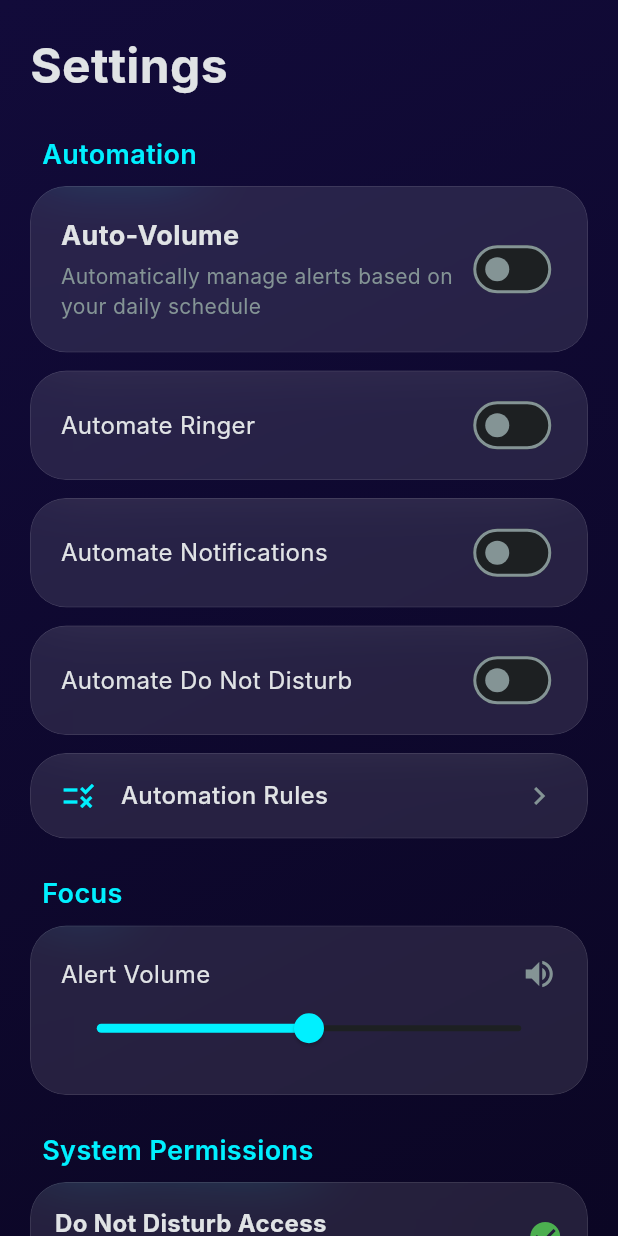
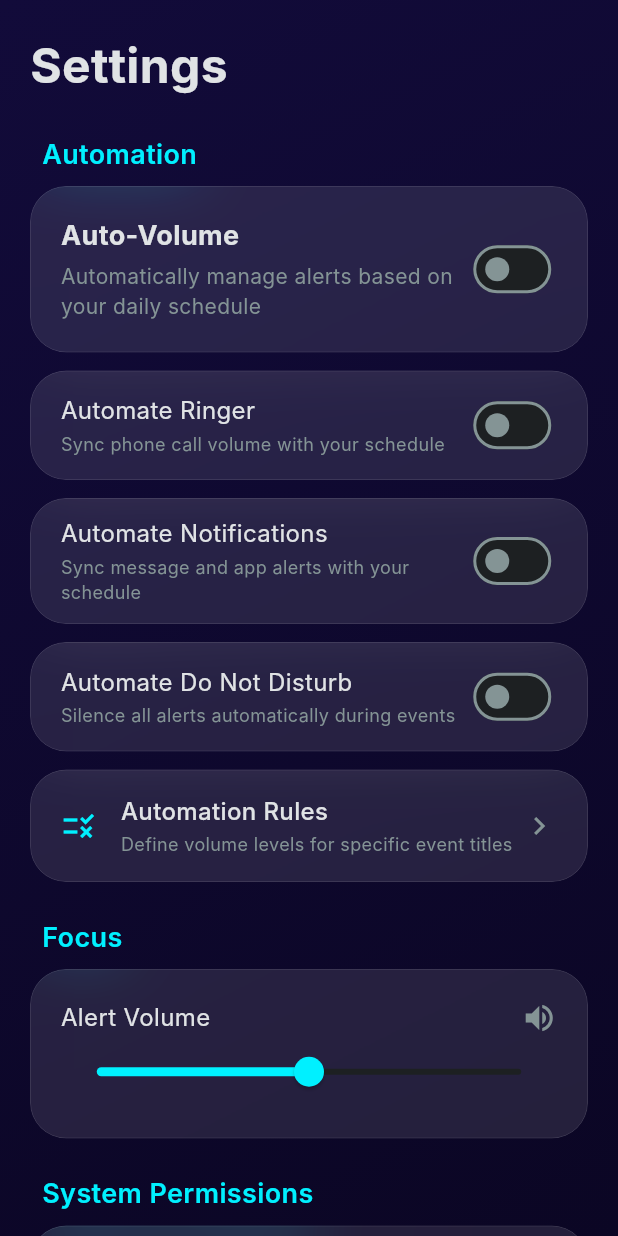
Before and after one commit to Shir0o/auto-vol, a Flutter app: the SettingsScreen screen opened directly, on a phone screen of 412 x 824 dp. Run offline on Flutter 3.47's test engine with Material 3 defaults, Android fonts, the light colour scheme and no system bars; our stand-ins replace flutter_riverpod, google_sign_in, permission_handler, riverpod_annotation, shared_preferences, shimmer; missing offline and left inert: do_not_disturb, flutter_foreground_task, flutter_volume_controller, googleapis, workmanager; accounts and stored records are empty; generated files the repository leaves out were written again; Roboto replaces fonts that are missing (Inter); statements that could not run were skipped.

Commit message:
style: add user-friendly helper texts to automation settings

```diff
--- a/lib/features/settings/screens/settings_screen.dart
+++ b/lib/features/settings/screens/settings_screen.dart
@@ -170,7 +170,19 @@ class SettingsScreen extends ConsumerWidget {
       child: Row(
         mainAxisAlignment: MainAxisAlignment.spaceBetween,
         children: [
-          const Text('Automate Ringer', style: TextStyle(fontSize: 16)),
+          const Expanded(
+            child: Column(
+              crossAxisAlignment: CrossAxisAlignment.start,
+              children: [
+                Text('Automate Ringer', style: TextStyle(fontSize: 16)),
+                SizedBox(height: 2),
+                Text(
+                  'Sync phone call volume with your schedule',
+                  style: TextStyle(fontSize: 12, color: VocusColors.outline),
+                ),
+              ],
+            ),
+          ),
           Switch(
             value: enabled,
             onChanged: (value) =>
@@ -189,7 +201,19 @@ class SettingsScreen extends ConsumerWidget {
       child: Row(
         mainAxisAlignment: MainAxisAlignment.spaceBetween,
         children: [
-          const Text('Automate Notifications', style: TextStyle(fontSize: 16)),
+          const Expanded(
+            child: Column(
+              crossAxisAlignment: CrossAxisAlignment.start,
+              children: [
+                Text('Automate Notifications', style: TextStyle(fontSize: 16)),
+                SizedBox(height: 2),
+                Text(
+                  'Sync message and app alerts with your schedule',
+                  style: TextStyle(fontSize: 12, color: VocusColors.outline),
+                ),
+              ],
+            ),
+          ),
           Switch(
             value: enabled,
             onChanged: (value) =>
@@ -208,7 +232,19 @@ class SettingsScreen extends ConsumerWidget {
       child: Row(
         mainAxisAlignment: MainAxisAlignment.spaceBetween,
         children: [
-          const Text('Automate Do Not Disturb', style: TextStyle(fontSize: 16)),
+          const Expanded(
+            child: Column(
+              crossAxisAlignment: CrossAxisAlignment.start,
+              children: [
+                Text('Automate Do Not Disturb', style: TextStyle(fontSize: 16)),
+                SizedBox(height: 2),
+                Text(
+                  'Silence all alerts automatically during events',
+                  style: TextStyle(fontSize: 12, color: VocusColors.outline),
+                ),
+              ],
+            ),
+          ),
           Switch(
             value: enabled,
             onChanged: (value) =>
@@ -230,15 +266,31 @@ class SettingsScreen extends ConsumerWidget {
       child: const Row(
         mainAxisAlignment: MainAxisAlignment.spaceBetween,
         children: [
-          Row(
+          Expanded(
+            child: Row(
               children: [
                 Icon(Icons.rule, color: VocusColors.primary),
                 SizedBox(width: 16),
+                Expanded(
+                  child: Column(
+                    crossAxisAlignment: CrossAxisAlignment.start,
+                    children: [
                       Text(
                         'Automation Rules',
-                style: TextStyle(fontSize: 16, fontWeight: FontWeight.w500),
+                        style:
+                            TextStyle(fontSize: 16, fontWeight: FontWeight.w500),
+                      ),
+                      SizedBox(height: 2),
+                      Text(
+                        'Define volume levels for specific event titles',
+                        style:
+                            TextStyle(fontSize: 12, color: VocusColors.outline),
                       ),
                     ],
+                  ),
+                ),
+              ],
+            ),
           ),
           Icon(Icons.chevron_right, color: VocusColors.outline),
         ],
```
Lines whose indentation alone changed are shown as unchanged.
